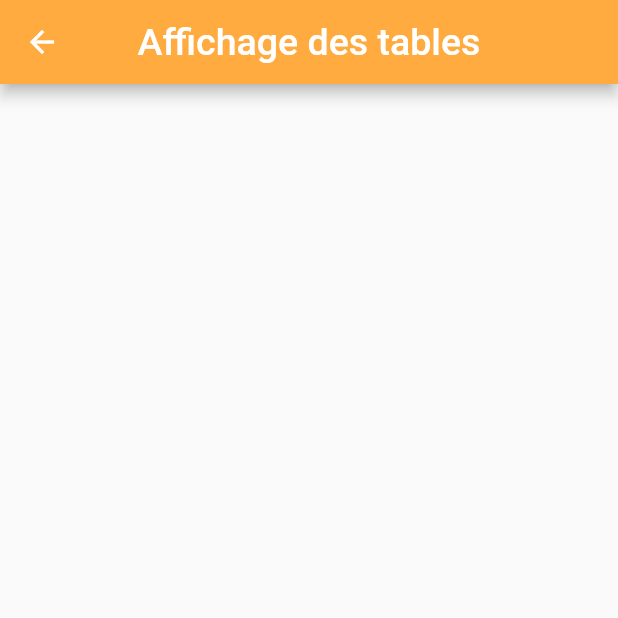
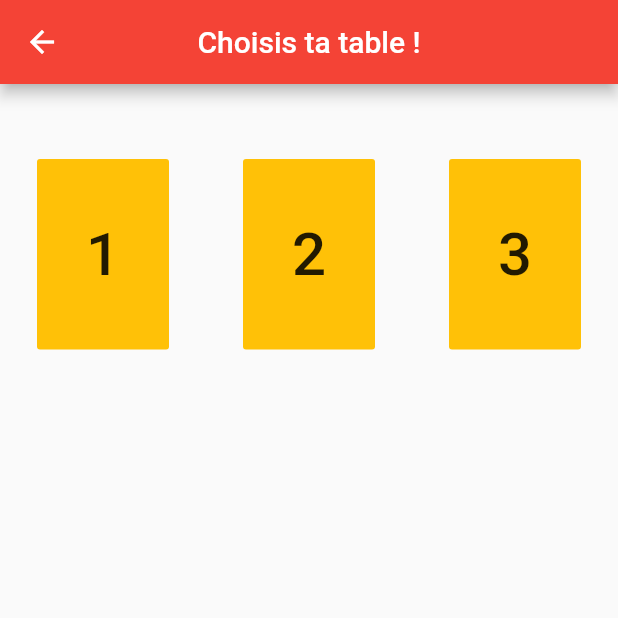
Before and after one commit to manucaputo/appli-mob, a Flutter app: the SecondPage screen opened by its route, on a phone screen of 412 x 824 dp, the top half of it. Run offline on Flutter 3.47's test engine with Material 2 defaults, Android fonts, the phone set to English and light mode, and no system bars.

Commit message:
new version

```diff
--- a/lib/home_page.dart
+++ b/lib/home_page.dart
@@ -22,6 +22,8 @@ class _HomePageState extends State<HomePage> {
         backgroundColor: Colors.white,
         body: Column(
 
+
+
           children: [
            Image(
              image:AssetImage('assets/maths.jpg')
@@ -36,6 +38,8 @@ class _HomePageState extends State<HomePage> {
                 }),
                 */
            Text('\n \n \n \n \n'),
+
+
            ElevatedButton (
                  style: ElevatedButton.styleFrom(
                  primary: Colors.orangeAccent, // background
@@ -67,7 +71,7 @@ class _HomePageState extends State<HomePage> {
         appBar: AppBar(
 
 
-  backgroundColor: Colors.orangeAccent,
+          backgroundColor: Colors.orangeAccent,
           title: Text("Calcul easy !",style: TextStyle(fontSize: 40),),
           centerTitle: true,
 
--- a/lib/second_page.dart
+++ b/lib/second_page.dart
@@ -1,20 +1,70 @@
+import 'package:flutter/cupertino.dart';
 import 'package:flutter/material.dart';
 
-class SecondPage extends StatelessWidget {
+class SecondPage extends StatefulWidget {
   static const tag = "second_page";
+
+  @override
+  _SecondPageState createState() => _SecondPageState();
+}
+
+class _SecondPageState extends State<SecondPage> {
   @override
   Widget build(BuildContext context) {
     return Scaffold(
-      appBar: AppBar(
-        backgroundColor: Colors.orangeAccent,
-        title: Text(
-          "Affichage des tables",
-          style: TextStyle(fontSize: 25),
+        appBar: AppBar(
+          title: Text('Choisis ta table !'),
+          centerTitle: true,
+          backgroundColor: Colors.red,
         ),
-        centerTitle: true,
-        // Here we take the value from the MyHomePage object that was created by
-        // the App.build method, and use it to set our appbar title.
-      ),
-    );
+        body: Row(
+            mainAxisAlignment: MainAxisAlignment.spaceAround,
+            crossAxisAlignment: CrossAxisAlignment.end,
+            children: <Widget>[
+              Container(
+                 margin: new EdgeInsets.fromLTRB(0.0, 50.0, 0.0, 10.0),
+                  child: FlatButton(
+                      onPressed: () {},
+                      color: Colors.amber,
+                      padding: EdgeInsets.symmetric(vertical: 40.0,horizontal: 15),
+                      child: Text('1',style: TextStyle(fontSize:40),))),
+              Container(
+                margin: new EdgeInsets.fromLTRB(0.0, 50.0, 0.0, 10.0),
+                child: FlatButton(
+                    onPressed: () {},
+                    color: Colors.amber,
+                    padding: EdgeInsets.symmetric(vertical: 40.0,horizontal: 15),
+                    child: Text('2', style: TextStyle(fontSize: 40),)),
+              ),
+              Container(
+                  margin: new EdgeInsets.fromLTRB(0.0, 50.0, 0.0, 10.0),
+                  child: FlatButton(
+                      onPressed: () {},
+                      color: Colors.amber,
+                      padding: EdgeInsets.symmetric(vertical: 40.0,horizontal: 15),
+                      child: Text('3', style: TextStyle(fontSize:40),))),
+            ])
+
+        /* body: Row(
+            child :  Container(
+                              decoration: BoxDecoration(
+                              color: Colors.cyan,
+                              ),
+               child: Align(child: Text("Table de 1"),
+                      alignment: Alignment(0.1,0.1),
+
+            )
+          ),
+
+
+
+           onTap : (){
+              Navigator.push(
+                context,
+                MaterialPageRoute(builder: (context) => #refpage..),
+              );
+           } */
+
+        );
   }
 }
```
Also changed, not shown: lib/main.dart (+0 -85 lines).
